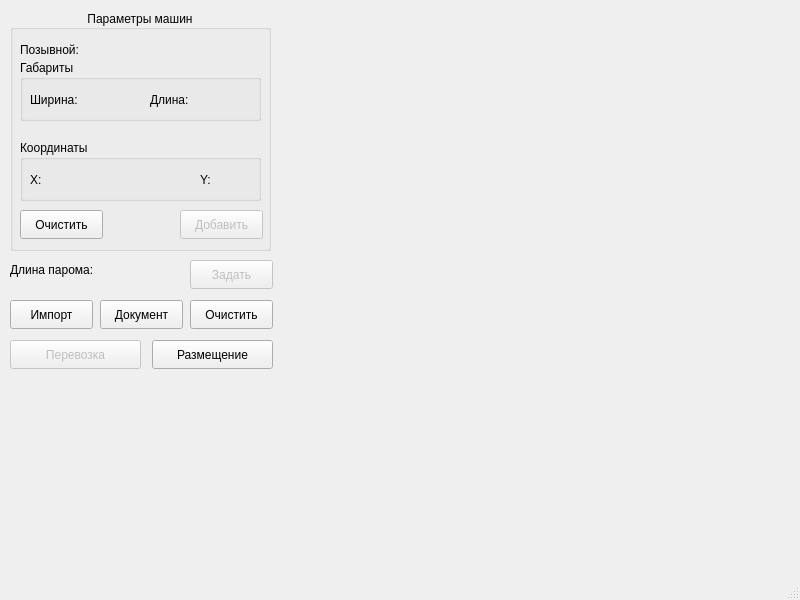
Before: the Qt Designer form mainwindow.ui in userviktoriuss/mil_ferry, drawn with Qt 5.
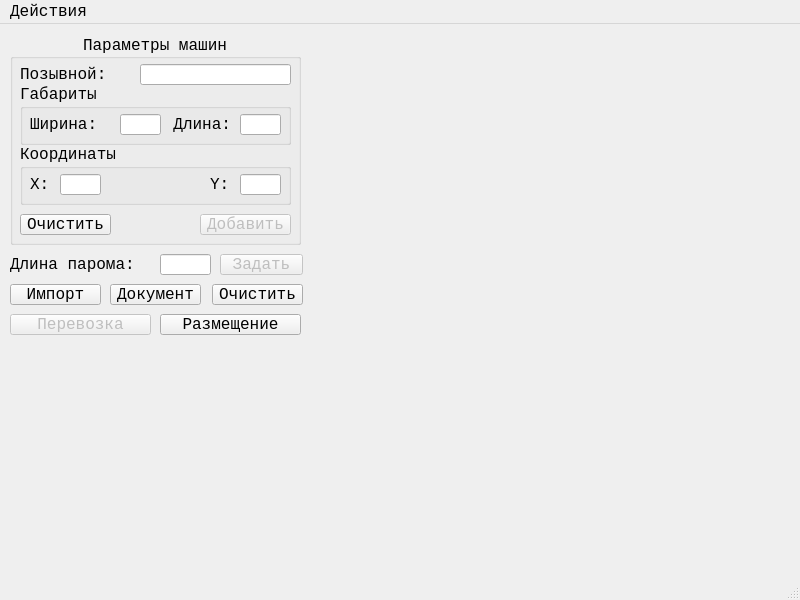
After: the same form once the commit is applied.

Commit message: changed font and layout a little bit

Diff of the .ui file:
```diff
--- a/mainwindow.ui
+++ b/mainwindow.ui
@@ -10,6 +10,12 @@
     <height>600</height>
    </rect>
   </property>
+  <property name="font">
+   <font>
+    <family>Courier New</family>
+    <pointsize>12</pointsize>
+   </font>
+  </property>
   <property name="windowTitle">
    <string>MainWindow</string>
   </property>
@@ -19,10 +25,16 @@
      <rect>
       <x>10</x>
       <y>10</y>
-      <width>261</width>
-      <height>241</height>
+      <width>291</width>
+      <height>211</height>
      </rect>
     </property>
+    <property name="font">
+     <font>
+      <family>Courier New</family>
+      <pointsize>12</pointsize>
+     </font>
+    </property>
     <property name="title">
      <string>Параметры машин</string>
     </property>
@@ -34,10 +46,16 @@
       <rect>
        <x>10</x>
        <y>30</y>
-       <width>81</width>
+       <width>111</width>
        <height>20</height>
       </rect>
      </property>
+     <property name="font">
+      <font>
+       <family>Courier New</family>
+       <pointsize>12</pointsize>
+      </font>
+     </property>
      <property name="text">
       <string>Позывной:</string>
      </property>
@@ -47,10 +65,16 @@
       <rect>
        <x>10</x>
        <y>50</y>
-       <width>241</width>
+       <width>271</width>
        <height>61</height>
       </rect>
      </property>
+     <property name="font">
+      <font>
+       <family>Courier New</family>
+       <pointsize>12</pointsize>
+      </font>
+     </property>
      <property name="title">
       <string>Габариты</string>
      </property>
@@ -59,10 +83,16 @@
        <rect>
         <x>10</x>
         <y>30</y>
-        <width>63</width>
+        <width>81</width>
         <height>20</height>
        </rect>
       </property>
+      <property name="font">
+       <font>
+        <family>Courier New</family>
+        <pointsize>12</pointsize>
+       </font>
+      </property>
       <property name="text">
        <string>Ширина:</string>
       </property>
@@ -70,26 +100,76 @@
      <widget class="QLabel" name="heightLabel">
       <property name="geometry">
        <rect>
-        <x>130</x>
+        <x>140</x>
         <y>30</y>
-        <width>51</width>
+        <width>71</width>
         <height>20</height>
        </rect>
       </property>
+      <property name="font">
+       <font>
+        <family>Courier New</family>
+        <pointsize>12</pointsize>
+       </font>
+      </property>
       <property name="text">
        <string>Длина:</string>
       </property>
+      <property name="alignment">
+       <set>Qt::AlignRight|Qt::AlignTrailing|Qt::AlignVCenter</set>
+      </property>
+     </widget>
+     <widget class="QLineEdit" name="widthLineEdit">
+      <property name="geometry">
+       <rect>
+        <x>100</x>
+        <y>30</y>
+        <width>41</width>
+        <height>21</height>
+       </rect>
+      </property>
+      <property name="font">
+       <font>
+        <family>Courier New</family>
+        <pointsize>12</pointsize>
+       </font>
+      </property>
+     </widget>
+     <widget class="QLineEdit" name="lengthLineEdit">
+      <property name="geometry">
+       <rect>
+        <x>220</x>
+        <y>30</y>
+        <width>41</width>
+        <height>21</height>
+       </rect>
+      </property>
+      <property name="font">
+       <font>
+        <family>Courier New</family>
+        <pointsize>12</pointsize>
+       </font>
+      </property>
+      <property name="alignment">
+       <set>Qt::AlignLeading|Qt::AlignLeft|Qt::AlignVCenter</set>
+      </property>
      </widget>
     </widget>
     <widget class="QGroupBox" name="coordsGroupBox">
      <property name="geometry">
       <rect>
        <x>10</x>
-       <y>130</y>
-       <width>241</width>
+       <y>110</y>
+       <width>271</width>
        <height>61</height>
       </rect>
      </property>
+     <property name="font">
+      <font>
+       <family>Courier New</family>
+       <pointsize>12</pointsize>
+      </font>
+     </property>
      <property name="title">
       <string>Координаты</string>
      </property>
@@ -102,6 +182,12 @@
         <height>20</height>
        </rect>
       </property>
+      <property name="font">
+       <font>
+        <family>Courier New</family>
+        <pointsize>12</pointsize>
+       </font>
+      </property>
       <property name="text">
        <string>X:</string>
       </property>
@@ -109,26 +195,70 @@
      <widget class="QLabel" name="yCoordLabel">
       <property name="geometry">
        <rect>
-        <x>180</x>
+        <x>190</x>
         <y>30</y>
-        <width>16</width>
+        <width>21</width>
         <height>20</height>
        </rect>
       </property>
+      <property name="font">
+       <font>
+        <family>Courier New</family>
+        <pointsize>12</pointsize>
+       </font>
+      </property>
       <property name="text">
        <string>Y:</string>
       </property>
      </widget>
+     <widget class="QLineEdit" name="xCoordLineEdit">
+      <property name="geometry">
+       <rect>
+        <x>40</x>
+        <y>30</y>
+        <width>41</width>
+        <height>21</height>
+       </rect>
+      </property>
+      <property name="font">
+       <font>
+        <family>Courier New</family>
+        <pointsize>12</pointsize>
+       </font>
+      </property>
+     </widget>
+     <widget class="QLineEdit" name="yCoordLineEdit">
+      <property name="geometry">
+       <rect>
+        <x>220</x>
+        <y>30</y>
+        <width>41</width>
+        <height>21</height>
+       </rect>
+      </property>
+      <property name="font">
+       <font>
+        <family>Courier New</family>
+        <pointsize>12</pointsize>
+       </font>
+      </property>
+     </widget>
     </widget>
     <widget class="QPushButton" name="clearCarPushButton">
      <property name="geometry">
       <rect>
        <x>10</x>
-       <y>200</y>
-       <width>83</width>
-       <height>29</height>
+       <y>180</y>
+       <width>91</width>
+       <height>21</height>
       </rect>
      </property>
+     <property name="font">
+      <font>
+       <family>Courier New</family>
+       <pointsize>12</pointsize>
+      </font>
+     </property>
      <property name="text">
       <string>Очистить</string>
      </property>
@@ -139,26 +269,57 @@
      </property>
      <property name="geometry">
       <rect>
-       <x>170</x>
-       <y>200</y>
-       <width>83</width>
-       <height>29</height>
+       <x>190</x>
+       <y>180</y>
+       <width>91</width>
+       <height>21</height>
       </rect>
      </property>
+     <property name="font">
+      <font>
+       <family>Courier New</family>
+       <pointsize>12</pointsize>
+      </font>
+     </property>
      <property name="text">
       <string>Добавить</string>
      </property>
     </widget>
+    <widget class="QLineEdit" name="callLineEdit">
+     <property name="geometry">
+      <rect>
+       <x>130</x>
+       <y>30</y>
+       <width>151</width>
+       <height>21</height>
+      </rect>
+     </property>
+     <property name="font">
+      <font>
+       <family>Courier New</family>
+       <pointsize>12</pointsize>
+      </font>
+     </property>
+     <property name="maxLength">
+      <number>15</number>
+     </property>
+    </widget>
    </widget>
    <widget class="QLabel" name="ferryLengthLabel">
     <property name="geometry">
      <rect>
       <x>10</x>
-      <y>260</y>
-      <width>111</width>
+      <y>230</y>
+      <width>161</width>
       <height>20</height>
      </rect>
     </property>
+    <property name="font">
+     <font>
+      <family>Courier New</family>
+      <pointsize>12</pointsize>
+     </font>
+    </property>
     <property name="text">
      <string>Длина парома:</string>
     </property>
@@ -169,12 +330,18 @@
     </property>
     <property name="geometry">
      <rect>
-      <x>190</x>
-      <y>260</y>
+      <x>220</x>
+      <y>230</y>
       <width>83</width>
-      <height>29</height>
+      <height>21</height>
      </rect>
     </property>
+    <property name="font">
+     <font>
+      <family>Courier New</family>
+      <pointsize>12</pointsize>
+     </font>
+    </property>
     <property name="text">
      <string>Задать</string>
     </property>
@@ -183,11 +350,17 @@
     <property name="geometry">
      <rect>
       <x>10</x>
-      <y>300</y>
-      <width>83</width>
-      <height>29</height>
+      <y>260</y>
+      <width>91</width>
+      <height>21</height>
      </rect>
     </property>
+    <property name="font">
+     <font>
+      <family>Courier New</family>
+      <pointsize>12</pointsize>
+     </font>
+    </property>
     <property name="text">
      <string>Импорт</string>
     </property>
@@ -195,12 +368,18 @@
    <widget class="QPushButton" name="documentPushButton">
     <property name="geometry">
      <rect>
-      <x>100</x>
-      <y>300</y>
-      <width>83</width>
-      <height>29</height>
+      <x>110</x>
+      <y>260</y>
+      <width>91</width>
+      <height>21</height>
      </rect>
     </property>
+    <property name="font">
+     <font>
+      <family>Courier New</family>
+      <pointsize>12</pointsize>
+     </font>
+    </property>
     <property name="text">
      <string>Документ</string>
     </property>
@@ -208,12 +387,18 @@
    <widget class="QPushButton" name="clearTablePushButton">
     <property name="geometry">
      <rect>
-      <x>190</x>
-      <y>300</y>
-      <width>83</width>
-      <height>29</height>
+      <x>212</x>
+      <y>260</y>
+      <width>91</width>
+      <height>21</height>
      </rect>
     </property>
+    <property name="font">
+     <font>
+      <family>Courier New</family>
+      <pointsize>12</pointsize>
+     </font>
+    </property>
     <property name="text">
      <string>Очистить</string>
     </property>
@@ -225,11 +410,17 @@
     <property name="geometry">
      <rect>
       <x>10</x>
-      <y>340</y>
-      <width>131</width>
-      <height>29</height>
+      <y>290</y>
+      <width>141</width>
+      <height>21</height>
      </rect>
     </property>
+    <property name="font">
+     <font>
+      <family>Courier New</family>
+      <pointsize>12</pointsize>
+     </font>
+    </property>
     <property name="text">
      <string>Перевозка</string>
     </property>
@@ -237,16 +428,38 @@
    <widget class="QPushButton" name="placePushButton">
     <property name="geometry">
      <rect>
-      <x>152</x>
-      <y>340</y>
-      <width>121</width>
-      <height>29</height>
+      <x>160</x>
+      <y>290</y>
+      <width>141</width>
+      <height>21</height>
      </rect>
     </property>
+    <property name="font">
+     <font>
+      <family>Courier New</family>
+      <pointsize>12</pointsize>
+     </font>
+    </property>
     <property name="text">
      <string>Размещение</string>
     </property>
    </widget>
+   <widget class="QLineEdit" name="ferryLengthLineEdit">
+    <property name="geometry">
+     <rect>
+      <x>160</x>
+      <y>230</y>
+      <width>51</width>
+      <height>21</height>
+     </rect>
+    </property>
+    <property name="font">
+     <font>
+      <family>Courier New</family>
+      <pointsize>12</pointsize>
+     </font>
+    </property>
+   </widget>
   </widget>
   <widget class="QMenuBar" name="menubar">
    <property name="geometry">
@@ -254,9 +467,54 @@
      <x>0</x>
      <y>0</y>
      <width>800</width>
-     <height>25</height>
+     <height>27</height>
     </rect>
    </property>
+   <property name="palette">
+    <palette>
+     <active>
+      <colorrole role="Base">
+       <brush brushstyle="SolidPattern">
+        <color alpha="255">
+         <red>255</red>
+         <green>255</green>
+         <blue>255</blue>
+        </color>
+       </brush>
+      </colorrole>
+     </active>
+     <inactive>
+      <colorrole role="Base">
+       <brush brushstyle="SolidPattern">
+        <color alpha="255">
+         <red>255</red>
+         <green>255</green>
+         <blue>255</blue>
+        </color>
+       </brush>
+      </colorrole>
+     </inactive>
+     <disabled/>
+    </palette>
+   </property>
+   <widget class="QMenu" name="menu">
+    <property name="font">
+     <font>
+      <family>Courier New</family>
+      <pointsize>12</pointsize>
+     </font>
+    </property>
+    <property name="title">
+     <string>Действия</string>
+    </property>
+    <addaction name="action"/>
+    <addaction name="action_2"/>
+    <addaction name="action_3"/>
+    <addaction name="action_4"/>
+    <addaction name="action_5"/>
+    <addaction name="action_6"/>
+   </widget>
+   <addaction name="menu"/>
   </widget>
   <widget class="QStatusBar" name="statusbar"/>
  </widget>
```
Left out of the diff: 32 changed lines with no effect on the pictures. The commit also changes 1 other file.
